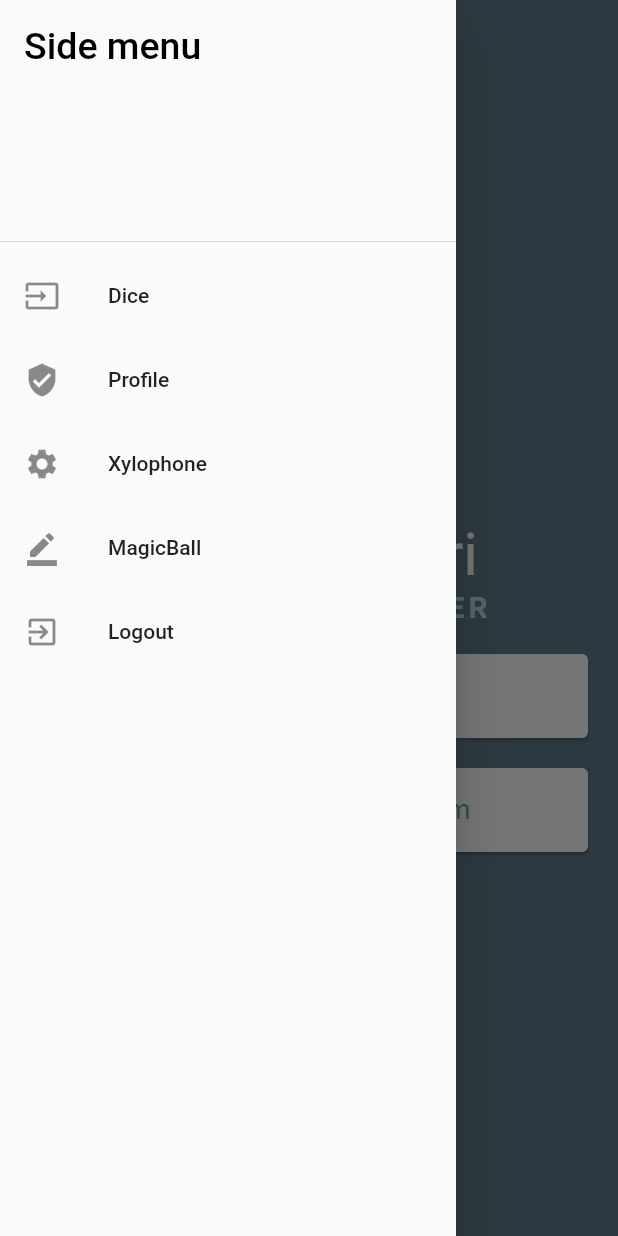
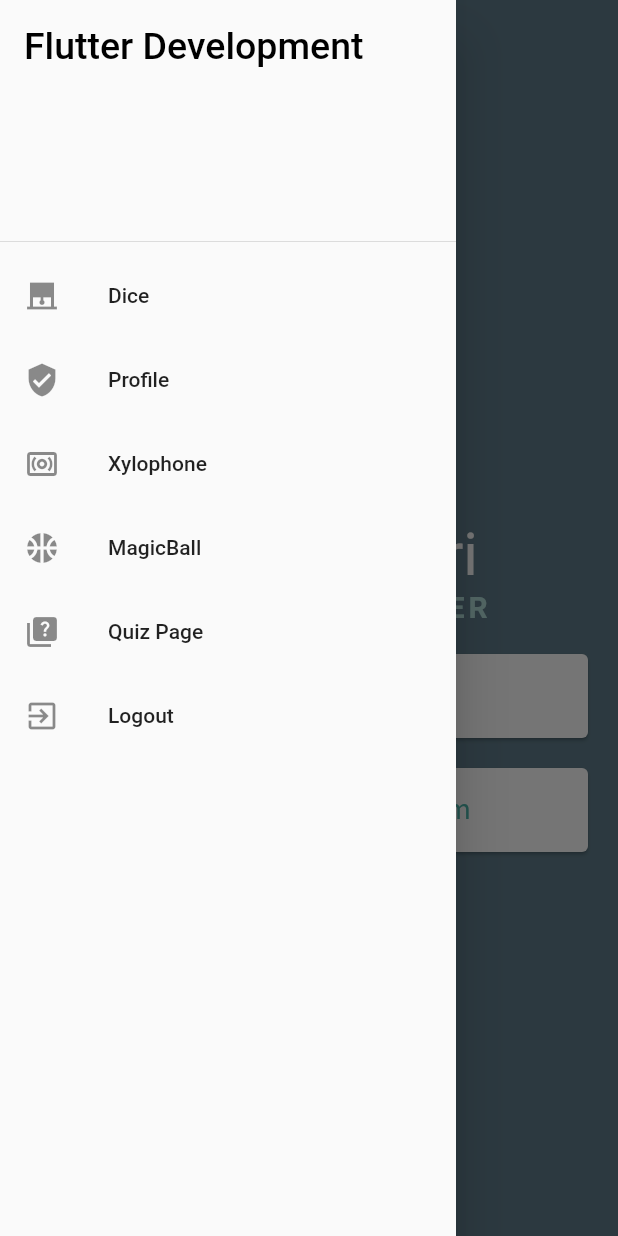
Before and after one commit to Dhruvjohari2/flutterdevlopmentapp, a Flutter app: the screen it shows after launch, with the side drawer open, on a phone screen of 412 x 824 dp. Run offline on Flutter 3.47's test engine with Material 2 defaults, Android fonts, the phone set to English and light mode, and no system bars; Roboto replaces fonts that are missing (ShantellSans, SourceSanPro).

Commit message:
updated with new videos code

```diff
--- a/lib/drawer.dart
+++ b/lib/drawer.dart
@@ -1,6 +1,7 @@
 import 'package:flutter/material.dart';
 import 'package:i_am_rich/magicball.dart';
 import 'package:i_am_rich/profile.dart';
+import 'package:i_am_rich/quizpage.dart';
 import 'package:i_am_rich/xylophone.dart';
 
 import 'dice.dart';
@@ -16,12 +17,12 @@ class NavDrawer extends StatelessWidget {
         children: <Widget>[
           const DrawerHeader(
             child: Text(
-              'Side menu',
+              'Flutter Development',
               style: TextStyle(color: Colors.black, fontSize: 25),
             ),
           ),
           ListTile(
-            leading: const Icon(Icons.input),
+            leading: const Icon(Icons.roller_shades),
             title: const Text('Dice'),
             onTap: () => {
               Navigator.push(
@@ -40,20 +41,32 @@ class NavDrawer extends StatelessWidget {
             },
           ),
           ListTile(
-            leading: const Icon(Icons.settings),
+            leading: const Icon(Icons.surround_sound_outlined),
             title: const Text('Xylophone'),
             onTap: () => {
-              Navigator.push(context,
-                  MaterialPageRoute(builder: (_) => const Xylophone())),
+              Navigator.push(
+                context,
+                MaterialPageRoute(builder: (_) => const Xylophone()),
+              )
             },
           ),
           ListTile(
-            leading: const Icon(Icons.border_color),
+            leading: const Icon(Icons.sports_basketball),
             title: const Text('MagicBall'),
             onTap: () => {
               Navigator.push(
                 context,
                 MaterialPageRoute(builder: (_) => const MagicBall()),
+              ),
+            },
+          ),
+          ListTile(
+            leading: const Icon(Icons.quiz),
+            title: const Text('Quiz Page'),
+            onTap: () => {
+              Navigator.push(
+                context,
+                MaterialPageRoute(builder: (_) => const QuizPage()),
               ),
             },
           ),
```
Also changed, not shown: lib/quizpage.dart (added, +116 -0 lines).
